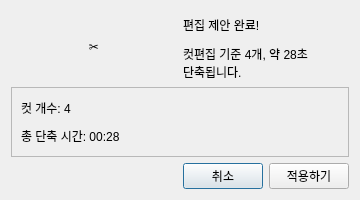
Before: the Qt Designer form frontend/alert_popup.ui in ma1ing1ing/SNAP-Editor, drawn with Qt 5.
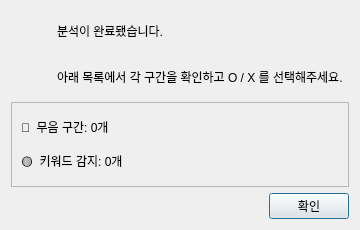
After: the same form once the commit is applied. Icons and pictures are not drawn.

```diff
--- a/frontend/alert_popup.ui
+++ b/frontend/alert_popup.ui
@@ -2,8 +2,13 @@
 <ui version="4.0">
  <class>AlertPopup</class>
  <widget class="QDialog" name="AlertPopup">
-  <property name="windowTitle">
-   <string>분석 결과</string>
+  <property name="geometry">
+   <rect>
+    <x>0</x>
+    <y>0</y>
+    <width>360</width>
+    <height>230</height>
+   </rect>
   </property>
   <property name="minimumSize">
    <size>
@@ -18,12 +23,24 @@
       <widget class="QLabel" name="label_icon">
        <property name="minimumSize">
         <size>
-         <width>48</width>
-         <height>48</height>
+         <width>40</width>
+         <height>40</height>
+        </size>
+       </property>
+       <property name="maximumSize">
+        <size>
+         <width>40</width>
+         <height>40</height>
         </size>
        </property>
        <property name="text">
-        <string>✂️</string>
+        <string/>
+       </property>
+       <property name="pixmap">
+        <pixmap>icons/편집완료 아이콘.png</pixmap>
+       </property>
+       <property name="scaledContents">
+        <bool>true</bool>
        </property>
        <property name="alignment">
         <set>Qt::AlignCenter</set>
@@ -35,14 +52,14 @@
        <item>
         <widget class="QLabel" name="label_title">
          <property name="text">
-          <string>편집 제안 완료!</string>
+          <string>분석이 완료됐습니다.</string>
          </property>
         </widget>
        </item>
        <item>
         <widget class="QLabel" name="label_summary">
          <property name="text">
-          <string>컷편집 기준 4개, 약 28초 단축됩니다.</string>
+          <string>아래 목록에서 각 구간을 확인하고 O / X 를 선택해주세요.</string>
          </property>
          <property name="wordWrap">
           <bool>true</bool>
@@ -62,14 +79,14 @@
       <item>
        <widget class="QLabel" name="label_cut_count">
         <property name="text">
-         <string>컷 개수: 4</string>
+         <string>🔴  무음 구간: 0개</string>
         </property>
        </widget>
       </item>
       <item>
        <widget class="QLabel" name="label_reduction">
         <property name="text">
-         <string>총 단축 시간: 00:28</string>
+         <string>🟡  키워드 감지: 0개</string>
         </property>
        </widget>
       </item>
@@ -94,14 +111,7 @@
      <item>
       <widget class="QPushButton" name="btn_cancel_edit">
        <property name="text">
-        <string>취소</string>
-       </property>
-      </widget>
-     </item>
-     <item>
-      <widget class="QPushButton" name="btn_apply_edit">
-       <property name="text">
-        <string>적용하기</string>
+        <string>확인</string>
        </property>
       </widget>
      </item>
```
Left out of the diff: 15 changed lines with no effect on the pictures.
